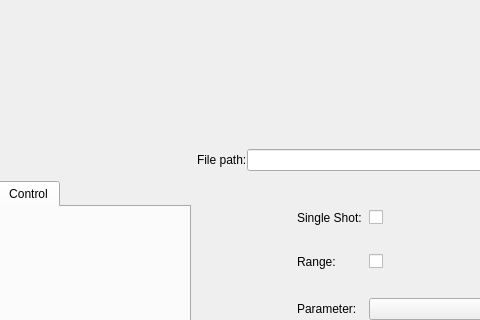
Old version of the form guimain.ui in the repository FraserEdwards/aRCPlanQt; both pictures show x 292 to 772 and y 214 to 534 of the 1452 by 755 pixel window.
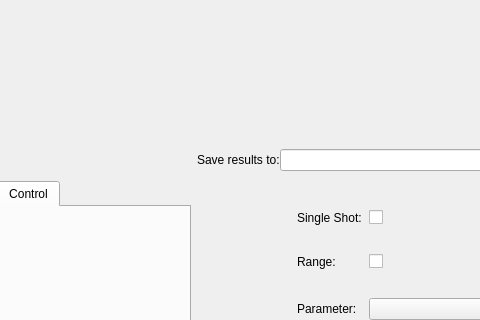
New version of the form. Custom widgets are drawn as their Qt base class.

The edit to the form file:
```diff
--- a/guimain.ui
+++ b/guimain.ui
@@ -68,7 +68,7 @@
        <item>
         <widget class="QLabel" name="label_3">
          <property name="text">
-          <string>File path:</string>
+          <string>Save results to:</string>
          </property>
         </widget>
        </item>
```
